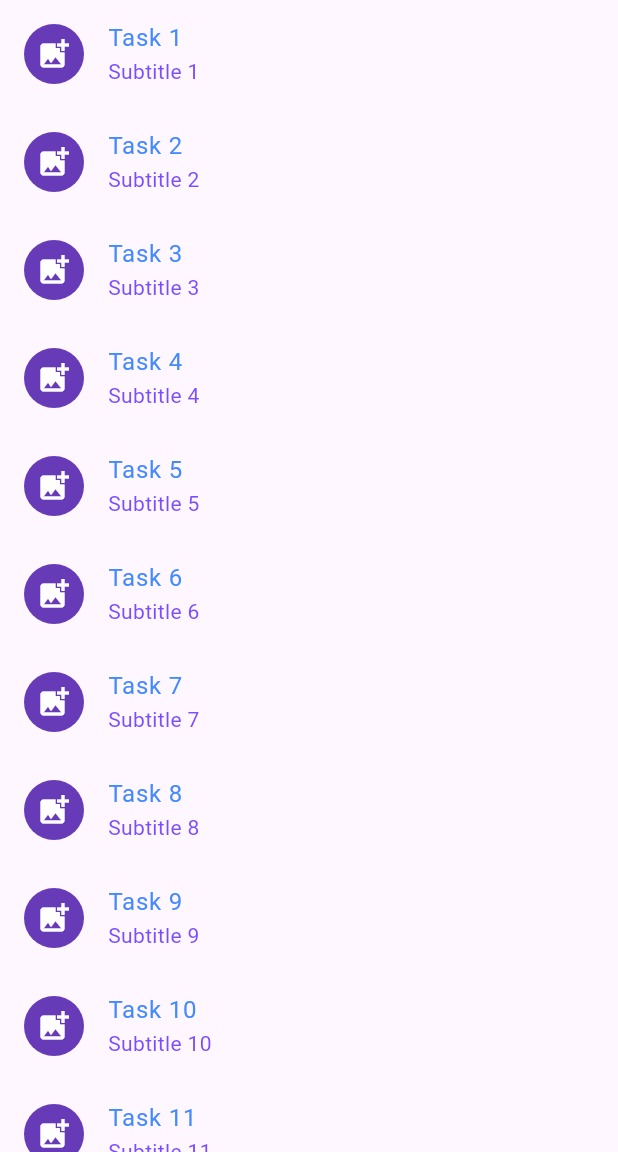
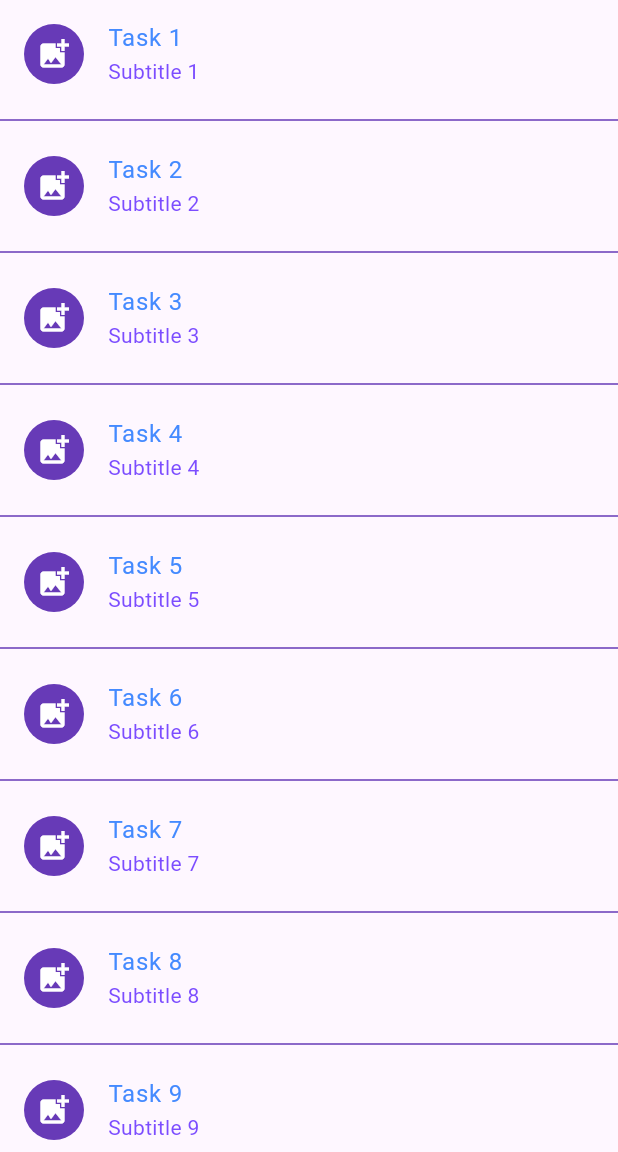
Before and after one commit to FelipeMatthew/trescon-learnings, a Flutter app: the screen it shows after launch, on a phone screen of 412 x 824 dp, the part 84-1236 px from its top. Run offline on Flutter 3.47's test engine with Material 3 defaults, Android fonts, the light colour scheme and no system bars.

Commit message:
ListView Separated

```diff
--- a/school_of_net/flutter/to_do_list/lib/main.dart
+++ b/school_of_net/flutter/to_do_list/lib/main.dart
@@ -27,7 +27,9 @@ class ListApp extends StatelessWidget {
           backgroundColor: Colors.blueAccent,
           centerTitle: true,
         ),
-        body: ListView.builder(  // *
+        body: ListView.separated(
+          // o que precisa para separar cada um
+          separatorBuilder: (context, index) => Divider(color: Colors.deepPurple, height: 16,),
           itemCount: items.length,
           itemBuilder: (BuildContext context, index) {
             return ListTile(
```
